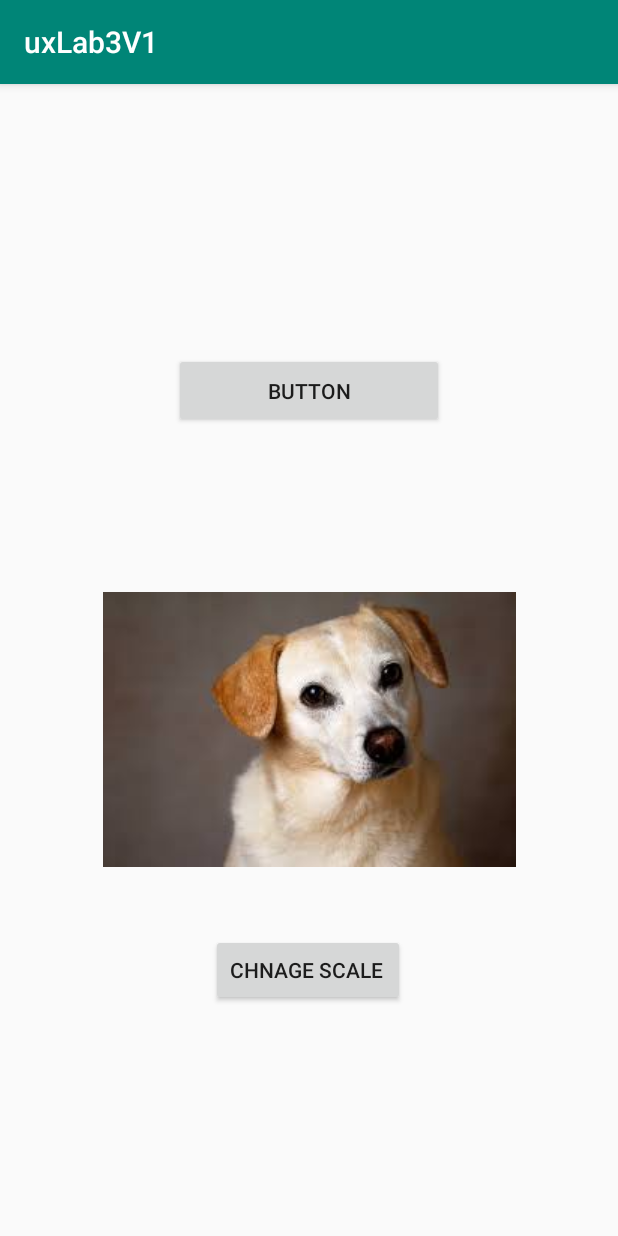
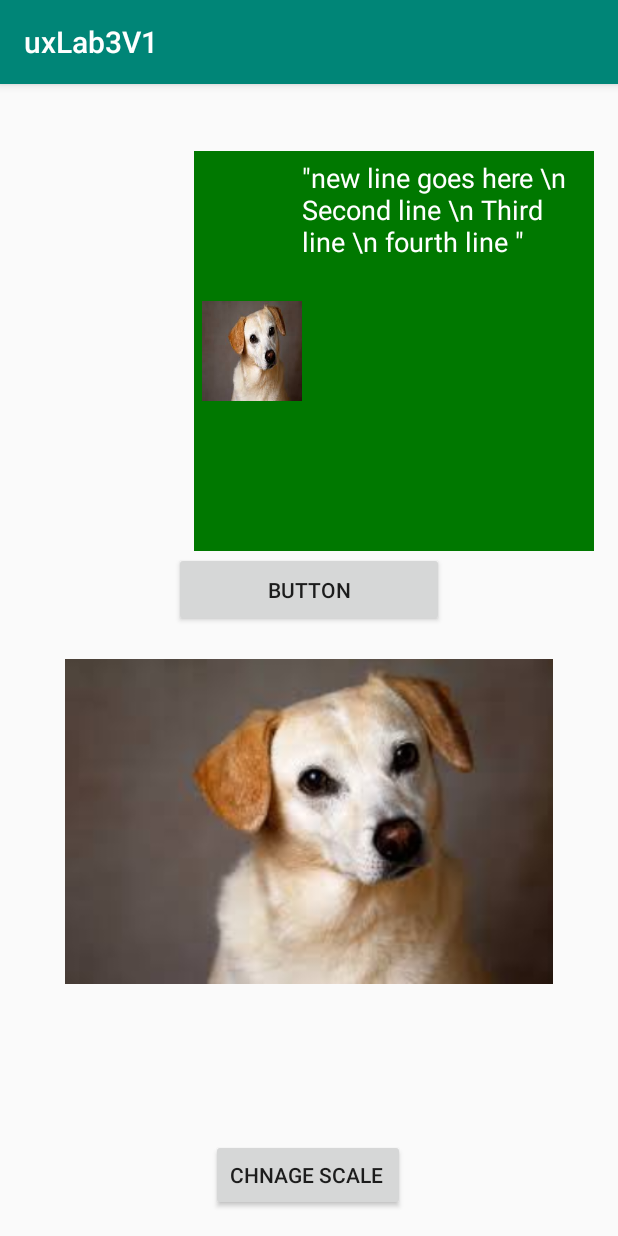
Before and after one commit to Arjun491/uxLab3V1, an Android app: the screen it shows after launch (MainActivity), after a tap on "BUTTON", on a phone screen of 412 x 824 dp. Run offline under Robolectric (Android 15) with nearby library versions, the phone set to English and light mode, and no system bars.

Commit message:
Done ux lab 1 sca
scaling is now working and text properties are changing now

```diff
--- a/app/src/main/java/com/arjunsingh/uxlab3v1/MainActivity.java
+++ b/app/src/main/java/com/arjunsingh/uxlab3v1/MainActivity.java
@@ -131,12 +131,12 @@ public class MainActivity extends AppCompatActivity {
                 Drawable img=getDrawable(R.drawable.puppy);
                 img.setBounds(0,0,100,100);
                 textView.setCompoundDrawables(img,null,null,null);
-                textView.setBackgroundColor(Color.parseColor("#000000"));
+                textView.setBackgroundColor(Color.parseColor("#007800"));
                 textView.setTextColor(Color.WHITE);
                 textView.setTextSize(Dimension.SP,18);
                 textView.setMaxLines(3);
                 Toast.makeText(MainActivity.this,textView.getText(),Toast.LENGTH_SHORT).show();
-                textView.setVisibility(View.GONE);
+                textView.setVisibility(View.VISIBLE);
             }
         });
     }
--- a/app/src/main/res/layout/activity_main.xml
+++ b/app/src/main/res/layout/activity_main.xml
@@ -39,15 +39,15 @@
 
     <ImageView
         android:id="@+id/imageViewSample"
-        android:layout_width="wrap_content"
-        android:layout_height="wrap_content"
+        android:layout_width="325dp"
+        android:layout_height="259dp"
         android:layout_marginTop="8dp"
         android:layout_marginBottom="8dp"
         app:layout_constraintBottom_toBottomOf="parent"
         app:layout_constraintEnd_toEndOf="parent"
         app:layout_constraintStart_toStartOf="parent"
         app:layout_constraintTop_toTopOf="parent"
-        app:layout_constraintVertical_bias="0.582"
+        app:layout_constraintVertical_bias="0.719"
         app:srcCompat="@drawable/puppy" />
 
     <Button
@@ -62,6 +62,6 @@
         app:layout_constraintHorizontal_bias="0.498"
         app:layout_constraintStart_toStartOf="parent"
         app:layout_constraintTop_toTopOf="parent"
-        app:layout_constraintVertical_bias="0.794" />
+        app:layout_constraintVertical_bias="0.988" />
 
 </android.support.constraint.ConstraintLayout>
```
